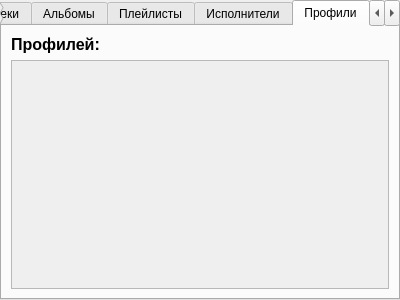
This is pages/searchpage.ui in pamugk/deezer-qt-client as Qt 5 draws it before an edit. The edited form follows.
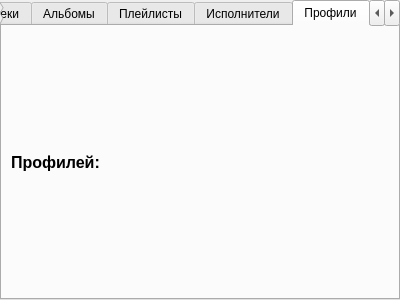
This is the edited form. The open tabs and pages were chosen to show the change.

Diff of the .ui file:
```diff
--- a/pages/searchpage.ui
+++ b/pages/searchpage.ui
@@ -216,34 +216,6 @@
       </property>
      </widget>
     </item>
-    <item>
-     <widget class="QScrollArea" name="userScrollArea">
-      <property name="widgetResizable">
-       <bool>true</bool>
-      </property>
-      <widget class="QWidget" name="userContents">
-       <property name="geometry">
-        <rect>
-         <x>0</x>
-         <y>0</y>
-         <width>376</width>
-         <height>229</height>
-        </rect>
-       </property>
-       <property name="sizePolicy">
-        <sizepolicy hsizetype="Preferred" vsizetype="Expanding">
-         <horstretch>0</horstretch>
-         <verstretch>0</verstretch>
-        </sizepolicy>
-       </property>
-       <layout class="QVBoxLayout" name="verticalLayout_12">
-        <item>
-         <layout class="QGridLayout" name="userGrid"/>
-        </item>
-       </layout>
-      </widget>
-     </widget>
-    </item>
    </layout>
   </widget>
   <widget class="QWidget" name="channelTab">
```
Left out of the diff: 58 changed lines with no effect on the pictures.
